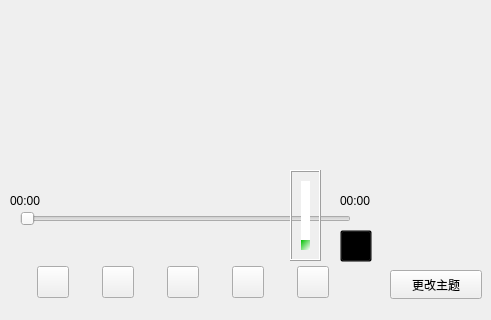
chen-arrow/project2, file project/MusicPlayer/widget.ui: the form before one commit; both pictures show x 0 to 491 and y 260 to 580 of the 1024 by 580 pixel window.
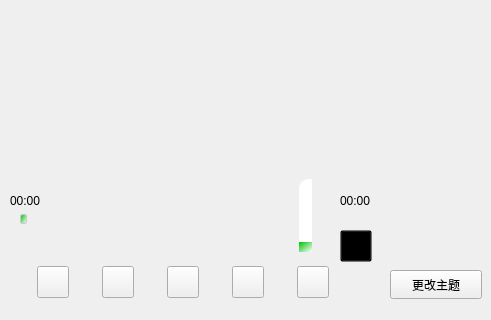
The form after the commit. Icons and pictures are not drawn.

Diff of the .ui file:
```diff
--- a/project/MusicPlayer/widget.ui
+++ b/project/MusicPlayer/widget.ui
@@ -188,6 +188,53 @@
      <height>18</height>
     </rect>
    </property>
+   <property name="styleSheet">
+    <string notr="true">QSlider::groove:horizontal {
+border: 0px solid #bbb;
+}
+
+/*1.滑动过的槽设计参数*/
+QSlider::sub-page:horizontal {
+background: qlineargradient(spread:pad, x1:0, y1:0, x2:1, y2:1, stop:0 rgba(16, 181, 140, 255), stop:1 rgba(255, 255, 255, 255));
+border-radius: 2px;
+margin-top:8px;
+margin-bottom:8px;
+}
+
+/*2.未滑动过的槽设计参数*/
+QSlider::add-page:horizontal {
+background: rgb(255,255, 255);
+border: 0px solid #777;
+border-radius: 2px;
+margin-top:9px;
+margin-bottom:9px;
+}
+ 
+/*3.平时滑动的滑块设计参数*/
+QSlider::handle:horizontal {
+/*滑块颜色*/
+background:qlineargradient(spread:pad, x1:0, y1:0, x2:1, y2:1, stop:0 rgba(0, 191, 0, 255), stop:1 rgba(255, 255, 255, 255));
+/*滑块的宽度*/
+width: 5px;
+border: 1px solid rgb(193,204,208);
+border-radius: 2px; 
+
+margin-top:4px;
+
+margin-bottom:4px;
+}
+
+/*4.手动拉动时显示的滑块设计参数*/
+QSlider::handle:horizontal:hover {
+
+background: qlineargradient(spread:pad, x1:0, y1:0, x2:1, y2:1, stop:0 rgba(0, 191, 0, 255), stop:1 rgba(255, 255, 255, 255));
+width: 10px;
+border: 1px solid rgb(193,204,208);
+border-radius: 5px; 
+margin-top:2px;
+margin-bottom:2px;
+}</string>
+   </property>
    <property name="orientation">
     <enum>Qt::Horizontal</enum>
    </property>
@@ -249,7 +296,7 @@
     </rect>
    </property>
    <property name="frameShape">
-    <enum>QFrame::Box</enum>
+    <enum>QFrame::NoFrame</enum>
    </property>
    <property name="frameShadow">
     <enum>QFrame::Raised</enum>
```
